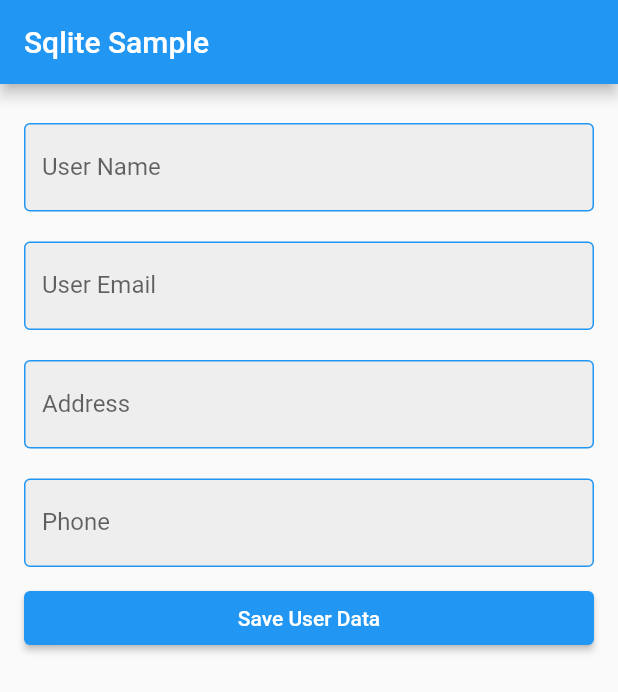
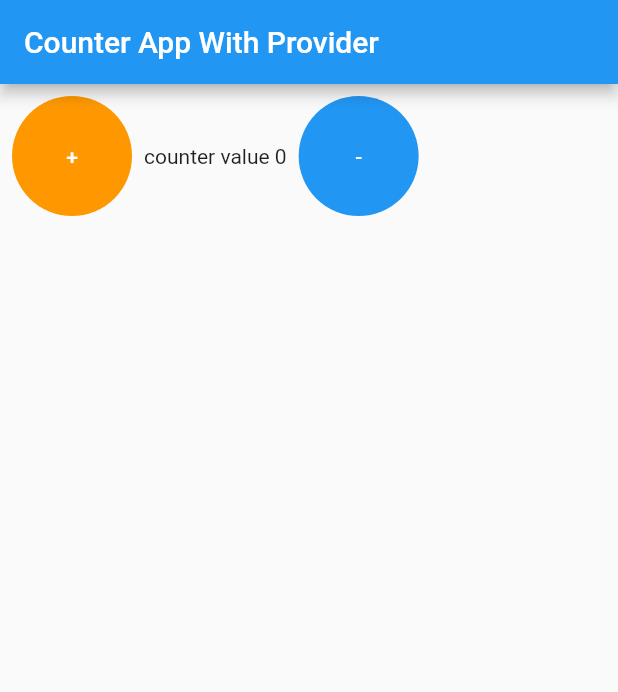
Before and after one commit to maheshmobileApp/may8to9class, a Flutter app: the screen it shows after launch, on a phone screen of 412 x 824 dp. Shown: the top 692 px of the screen. Run offline on Flutter 3.47's test engine with Material 2 defaults, Android fonts, the phone set to English and light mode, and no system bars; our stand-ins replace dio, flutter_svg, sqflite; accounts and stored records are empty.

Commit message:
provider part 1

```diff
--- /dev/null
+++ b/lib/counter_app/counter_provider_app.dart
@@ -0,0 +1,56 @@
+import 'package:class8to9/counter_app/counter_viewModel.dart';
+import 'package:flutter/material.dart';
+import 'package:provider/provider.dart';
+
+class CounterAppWithPrvider extends StatelessWidget {
+  const CounterAppWithPrvider({super.key});
+
+  @override
+  Widget build(BuildContext context) {
+    final counterProvider = Provider.of<CounterProvider>(context);
+    return Scaffold(
+      appBar: AppBar(
+        title: Text("Counter App With Provider"),
+      ),
+      body: Row(children: [
+        TextButton(
+            onPressed: () {
+              //increment the counter value
+              counterProvider.increment();
+            },
+            child: Container(
+                width: 80,
+                height: 80,
+                alignment: Alignment.center,
+                child: Text(
+                  "+",
+                  style: TextStyle(color: Colors.white),
+                ),
+                decoration: BoxDecoration(
+                    // border: Border.all(widt),
+                    borderRadius: BorderRadius.circular(40),
+                    color: Colors.orange))),
+        Text("counter value ${counterProvider.counter}"),
+        TextButton(
+            onPressed: () {
+              //Decrement the counter value
+              counterProvider.decrement();
+              // print("decrement value $_counterValue");
+            },
+            child: Container(
+              alignment: Alignment.center,
+              decoration: BoxDecoration(
+                  // border: Border.all(widt),
+                  borderRadius: BorderRadius.circular(40),
+                  color: Colors.blue),
+              child: Text(
+                "-",
+                style: TextStyle(color: Colors.white),
+              ),
+              width: 80,
+              height: 80,
+            ))
+      ]),
+    );
+  }
+}
--- /dev/null
+++ b/lib/counter_app/counter_viewModel.dart
@@ -0,0 +1,20 @@
+import 'package:flutter/material.dart';
+
+class CounterProvider with ChangeNotifier {
+  int _counter = 0;
+  int get counter => this._counter;
+
+  set counter(int value) => this._counter = value;
+
+  void increment() {
+    _counter++;
+
+    // 0++ = 1
+   notifyListeners();
+  }
+
+  void decrement() {
+    _counter--;
+    notifyListeners();
+  }
+}
--- a/pubspec.yaml
+++ b/pubspec.yaml
@@ -40,6 +40,7 @@ dependencies:
   flutter_svg: ^2.0.6
   sqflite: ^2.2.8+4
   path_provider: ^2.0.15
+  provider: ^6.0.5
 
 dev_dependencies:
   flutter_test:
```
Also changed, not shown: lib/main.dart (+15 -5 lines), pubspec.lock, 2 other files.
